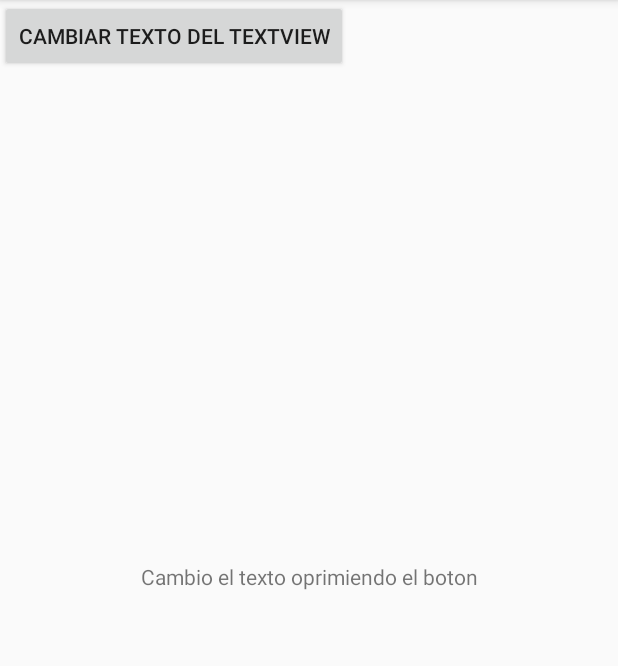
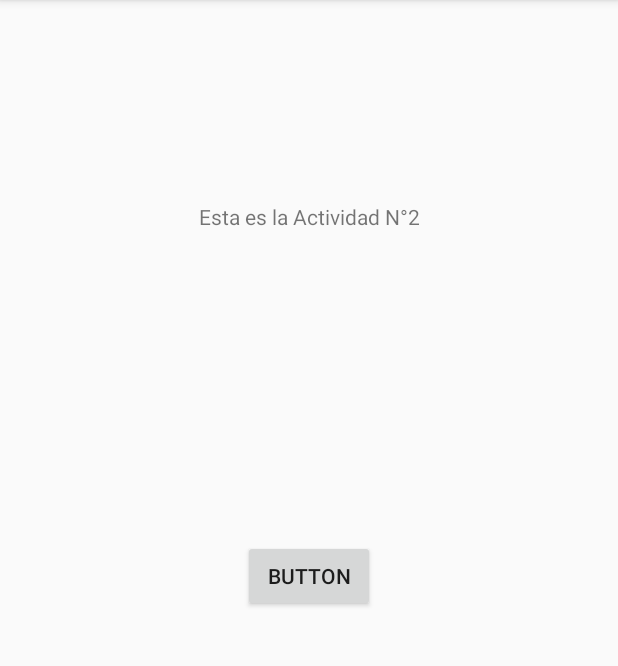
Before and after one commit to diego779/proyectoDiegoA, an Android app: the screen it shows after launch (MainActivity before the commit, Actividad2 after it), after a tap on "CAMBIAR TEXTO DEL TEXTVIEW", on a phone screen of 412 x 824 dp, the part 84-750 px from its top. Run offline under Robolectric (Android 15) with nearby library versions, the phone set to English and light mode, and no system bars.

Commit message:
se creo otra actividad

```diff
--- a/app/src/main/AndroidManifest.xml
+++ b/app/src/main/AndroidManifest.xml
@@ -16,6 +16,7 @@
                 <category android:name="android.intent.category.LAUNCHER" />
             </intent-filter>
         </activity>
+        <activity android:name=".Actividad2"></activity>
     </application>
 
 </manifest>
--- /dev/null
+++ b/app/src/main/java/com/example/diegoandres/myapplication/Actividad2.java
@@ -0,0 +1,13 @@
+package com.example.diegoandres.myapplication;
+
+import android.support.v7.app.AppCompatActivity;
+import android.os.Bundle;
+
+public class Actividad2 extends AppCompatActivity {
+
+    @Override
+    protected void onCreate(Bundle savedInstanceState) {
+        super.onCreate(savedInstanceState);
+        setContentView(R.layout.activity_actividad2);
+    }
+}
--- a/app/src/main/java/com/example/diegoandres/myapplication/MainActivity.java
+++ b/app/src/main/java/com/example/diegoandres/myapplication/MainActivity.java
@@ -1,5 +1,6 @@
 package com.example.diegoandres.myapplication;
 
+import android.content.Intent;
 import android.support.v7.app.AppCompatActivity;
 import android.os.Bundle;
 import android.view.View;
@@ -23,5 +24,7 @@ public class MainActivity extends AppCompatActivity implements View.OnClickListe
     @Override
     public void onClick(View v) {
         Vista1.setText("Cambio el texto oprimiendo el boton");
+        Intent intent = new Intent(this,Actividad2.class);
+        startActivity(intent);
     }
 }
--- /dev/null
+++ b/app/src/main/res/layout/activity_actividad2.xml
@@ -0,0 +1,28 @@
+<?xml version="1.0" encoding="utf-8"?>
+<android.support.constraint.ConstraintLayout xmlns:android="http://schemas.android.com/apk/res/android"
+    xmlns:app="http://schemas.android.com/apk/res-auto"
+    xmlns:tools="http://schemas.android.com/tools"
+    android:layout_width="match_parent"
+    android:layout_height="match_parent"
+    tools:context="com.example.diegoandres.myapplication.Actividad2">
+
+    <TextView
+        android:id="@+id/textView"
+        android:layout_width="wrap_content"
+        android:layout_height="wrap_content"
+        android:text="Esta es la Actividad N°2"
+        app:layout_constraintBottom_toBottomOf="parent"
+        app:layout_constraintLeft_toLeftOf="parent"
+        app:layout_constraintRight_toRightOf="parent"
+        app:layout_constraintTop_toTopOf="parent"
+        app:layout_constraintVertical_bias="0.18" />
+    <Button
+        android:id="@+id/button2"
+        android:layout_width="wrap_content"
+        android:layout_height="wrap_content"
+        android:text="Button"
+        app:layout_constraintBottom_toBottomOf="parent"
+        app:layout_constraintLeft_toLeftOf="parent"
+        app:layout_constraintRight_toRightOf="parent"
+        app:layout_constraintTop_toTopOf="parent" />
+</android.support.constraint.ConstraintLayout>
```
